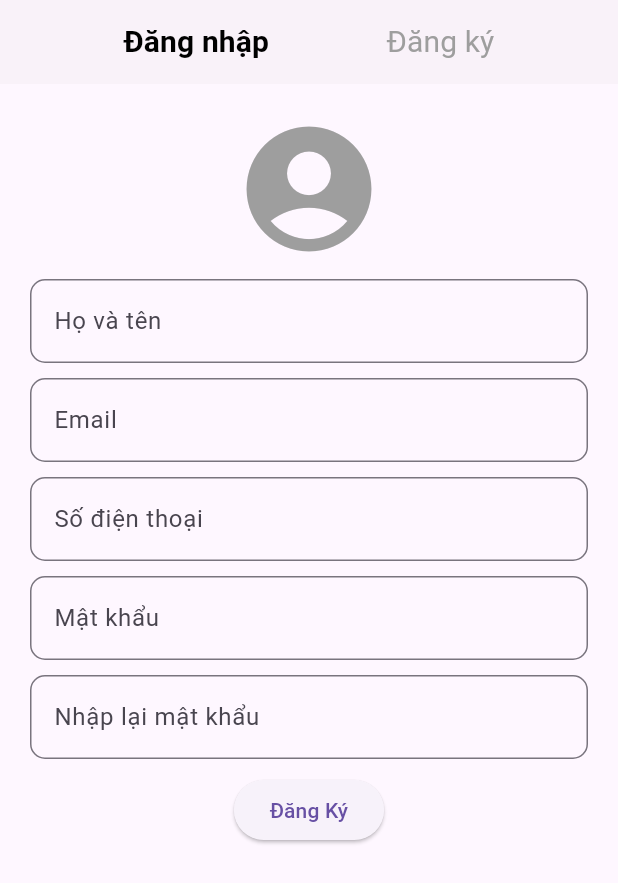
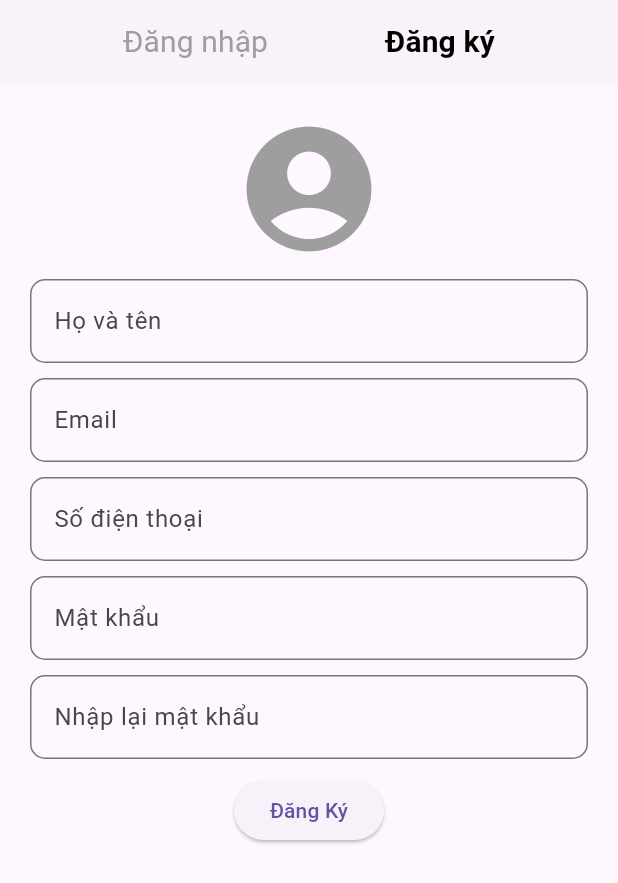
Before and after one commit to DangKhoa23123/dichvudatbannhahang, a Flutter app: the screen it shows after launch, after a tap on "Đăng ký", on a phone screen of 412 x 824 dp. Shown: the top 883 px of the screen. Run offline on Flutter 3.47's test engine with Material 3 defaults, Android fonts, the phone set to English and light mode, and no system bars; network calls fail.

Commit message:
edit file 12/5/2025

```diff
--- a/dichvudatbang/lib/Login and register/Login.dart
+++ b/dichvudatbang/lib/Login and register/Login.dart
@@ -1,6 +1,8 @@
 import 'dart:convert';
 import 'package:dichvudatbang/Pages/Mainscreen.dart';
 import 'package:dichvudatbang/ipconfig.dart';
+import 'package:dichvudatbang/ui/social_icon_ui.dart';
+import 'package:dichvudatbang/ui/text_field_ui.dart';
 import 'package:flutter/material.dart';
 import 'package:http/http.dart' as http;
 
@@ -17,7 +19,7 @@ class Login extends StatefulWidget {
 class _LoginState extends State<Login> {
   late TextEditingController _emailController;
   late TextEditingController _passwordController;
-  bool _isLoading = false; // Kiểm soát trạng thái loading
+  bool _isLoading = false;
 
   @override
   void initState() {
@@ -36,7 +38,9 @@ class _LoginState extends State<Login> {
   Future<void> _login() async {
     if (_emailController.text.isEmpty || _passwordController.text.isEmpty) {
       ScaffoldMessenger.of(context).showSnackBar(
-        const SnackBar(content: Text("Vui lòng nhập đầy đủ thông tin!"), backgroundColor: Colors.red),
+        const SnackBar(
+            content: Text("Vui lòng nhập đầy đủ thông tin!"),
+            backgroundColor: Colors.red),
       );
       return;
     }
@@ -45,7 +49,7 @@ class _LoginState extends State<Login> {
       _isLoading = true;
     });
 
-    final url = Uri.parse('${ApiConfig.baseUrl}/api/login');
+    final url = Uri.parse('${ApiConfig.baseUrl}/login');
     try {
       final response = await http.post(
         url,
@@ -61,25 +65,26 @@ class _LoginState extends State<Login> {
       final data = jsonDecode(response.body);
 
       if (response.statusCode == 200 && data['success'] == true) {
-        // Xử lý an toàn hơn với null check
-        // globals.globalUserName = data['user']?['username'] ?? _usernameController.text;
-
         if (!mounted) return;
 
         ScaffoldMessenger.of(context).showSnackBar(
-          const SnackBar(content: Text("Đăng nhập thành công!"), backgroundColor: Colors.green),
+          const SnackBar(
+              content: Text("Đăng nhập thành công!"),
+              backgroundColor: Colors.green),
         );
 
         Navigator.pushReplacement(
           context,
           PageRouteBuilder(
-          transitionDuration: const Duration(milliseconds: 200), // Thời gian animation
-          pageBuilder: (context, animation, secondaryAnimation) => const Mainscreen(),
-          transitionsBuilder: (context, animation, secondaryAnimation, child) {
+            transitionDuration: const Duration(milliseconds: 200),
+            pageBuilder: (context, animation, secondaryAnimation) =>
+                const Mainscreen(),
+            transitionsBuilder:
+                (context, animation, secondaryAnimation, child) {
               return SlideTransition(
                 position: Tween<Offset>(
-                begin: const Offset(0.0, 1.0), // Bắt đầu từ bên phải
-                end: Offset.zero, // Kết thúc ở vị trí bình thường
+                  begin: const Offset(0.0, 1.0),
+                  end: Offset.zero,
                 ).animate(animation),
                 child: child,
               );
@@ -88,13 +93,17 @@ class _LoginState extends State<Login> {
         );
       } else {
         ScaffoldMessenger.of(context).showSnackBar(
-          SnackBar(content: Text(data["message"] ?? "Đăng nhập thất bại!"), backgroundColor: Colors.red),
+          SnackBar(
+              content: Text(data["message"] ?? "Đăng nhập thất bại!"),
+              backgroundColor: Colors.red),
         );
       }
     } catch (e) {
       if (!mounted) return;
       ScaffoldMessenger.of(context).showSnackBar(
-        const SnackBar(content: Text("Lỗi kết nối đến server!"), backgroundColor: Colors.red),
+        const SnackBar(
+            content: Text("Lỗi kết nối đến server!"),
+            backgroundColor: Colors.red),
       );
     } finally {
       if (mounted) {
@@ -104,6 +113,8 @@ class _LoginState extends State<Login> {
       }
     }
   }
+
+  var mySB = SizedBox(height: 20);
 
   @override
   Widget build(BuildContext context) {
@@ -117,31 +128,20 @@ class _LoginState extends State<Login> {
               child: Icon(Icons.account_circle, size: 125, color: Colors.grey),
             ),
             const SizedBox(height: 20),
-            TextField(
+            TextFieldUi(
                 controller: _emailController,
-              decoration: InputDecoration(
-                labelText: 'Email',
-                border: OutlineInputBorder(
-                  borderRadius: BorderRadius.circular(10.0),
-                ),
-              ),
-            ),
+                obscureText: false,
+                labelText: 'Email'),
             const SizedBox(height: 20),
-            TextField(
+            TextFieldUi(
                 controller: _passwordController,
                 obscureText: true,
-              decoration: InputDecoration(
-                labelText: 'Mật khẩu',
-                border: OutlineInputBorder(
-                  borderRadius: BorderRadius.circular(10.0),
-                ),
-              ),
-            ),
+                labelText: 'Mật khẩu'),
             const SizedBox(height: 20),
             _isLoading
                 ? CircularProgressIndicator()
                 : ElevatedButton(
-                    onPressed: _login, // Gọi hàm đăng nhập
+                    onPressed: _login,
                     child: const Text('Đăng nhập'),
                   ),
             const SizedBox(height: 10),
@@ -154,20 +154,26 @@ class _LoginState extends State<Login> {
             Row(
               mainAxisAlignment: MainAxisAlignment.center,
               children: [
-                GestureDetector(
-                  onTap: () => print("Nhấn vào Google"),
-                  child: Image.asset('assets/Google.png', width: 40),
-                ),
+                SocialIconUi(
+                    onTap: () {
+                      Navigator.push(
+                        context,
+                        MaterialPageRoute(builder: (context) => Mainscreen()),
+                      );
+                    },
+                    iconPath: 'assets/Google.png'),
                 const SizedBox(width: 20),
-                GestureDetector(
-                  onTap: () => print("Nhấn vào Facebook"),
-                  child: Image.asset('assets/Facebook.png', width: 40),
-                ),
+                SocialIconUi(
+                    onTap: () {
+                      print("This is FaceBook");
+                    },
+                    iconPath: 'assets/Facebook.png'),
                 const SizedBox(width: 20),
-                GestureDetector(
-                  onTap: () => print("Nhấn vào Twitter"),
-                  child: Image.asset('assets/Twitter.png', width: 40),
-                ),
+                SocialIconUi(
+                    onTap: () {
+                      print("This is Twitter");
+                    },
+                    iconPath: 'assets/Twitter.png'),
               ],
             ),
           ],
--- a/dichvudatbang/lib/Login and register/Register.dart
+++ b/dichvudatbang/lib/Login and register/Register.dart
@@ -3,6 +3,7 @@ import 'package:dichvudatbang/Login%20and%20register/Login.dart';
 import 'package:dichvudatbang/Login%20and%20register/Subscreen.dart';
 import 'package:dichvudatbang/Pages/Mainscreen.dart';
 import 'package:dichvudatbang/ipconfig.dart';
+import 'package:dichvudatbang/ui/text_field_ui.dart';
 import 'package:flutter/material.dart';
 import 'package:http/http.dart' as http;
 
@@ -34,8 +35,7 @@ class _RegisterState extends State<Register> {
 
     try {
       final response = await http.post(
-        Uri.parse(
-            '${ApiConfig.baseUrl}/api/register'), // Đổi thành IP nếu test trên thiết bị thật
+        Uri.parse('${ApiConfig.baseUrl}/register'),
         headers: {"Content-Type": "application/json"},
         body: jsonEncode({
           "username": _usernameController.text,
@@ -49,7 +49,7 @@ class _RegisterState extends State<Register> {
 
       if (response.statusCode == 200 && responseData['success']) {
         _showSnackBar("Đăng ký thành công!", Colors.green);
-        Future.delayed(Duration(seconds: 1), () {
+        Future.delayed(Duration(microseconds: 500), () {
           Navigator.pushReplacement(
             context,
             PageRouteBuilder(
@@ -102,84 +102,35 @@ class _RegisterState extends State<Register> {
               child: Icon(Icons.account_circle, size: 100, color: Colors.grey),
             ),
             const SizedBox(height: 10),
-            TextField(
+            TextFieldUi(
                 controller: _usernameController,
-              decoration: InputDecoration(
-                labelText: 'Họ và tên',
-                border: OutlineInputBorder(
-                  borderRadius: BorderRadius.circular(10.0),
-                ),
-              ),
-            ),
+                obscureText: false,
+                labelText: 'Họ và tên'),
             const SizedBox(height: 10),
-            TextField(
+            TextFieldUi(
                 controller: _emailController,
-              decoration: InputDecoration(
-                labelText: 'Email',
-                border: OutlineInputBorder(
-                  borderRadius: BorderRadius.circular(10.0),
-                ),
-              ),
-            ),
+                obscureText: false,
+                labelText: 'Email'),
             const SizedBox(height: 10),
-            TextField(
+            TextFieldUi(
                 controller: _phoneController,
-              decoration: InputDecoration(
-                labelText: 'Số điện thoại',
-                border: OutlineInputBorder(
-                  borderRadius: BorderRadius.circular(10.0),
-                ),
-              ),
-            ),
+                obscureText: false,
+                labelText: 'Số điện thoại'),
             const SizedBox(height: 10),
-            TextField(
+            TextFieldUi(
                 controller: _passwordController,
                 obscureText: true,
-              decoration: InputDecoration(
-                labelText: 'Mật khẩu',
-                border: OutlineInputBorder(
-                  borderRadius: BorderRadius.circular(10.0),
-                ),
-              ),
-            ),
+                labelText: 'Mật khẩu'),
             const SizedBox(height: 10),
-            TextField(
+            TextFieldUi(
                 controller: _confirmPasswordController,
                 obscureText: true,
-              decoration: InputDecoration(
-                labelText: 'Nhập lại mật khẩu',
-                border: OutlineInputBorder(
-                  borderRadius: BorderRadius.circular(10.0),
-                ),
-              ),
-            ),
+                labelText: 'Nhập lại mật khẩu'),
             const SizedBox(height: 10),
             _isLoading
                 ? CircularProgressIndicator()
                 : ElevatedButton(
-                    // onPressed: () => Navigator.pushReplacement(
-                    //   context,
-                    //   PageRouteBuilder(
-                    //     transitionDuration: const Duration(
-                    //         milliseconds: 200), // Thời gian animation
-                    //     pageBuilder: (context, animation, secondaryAnimation) =>
-                    //         const Mainscreen(),
-                    //     transitionsBuilder:
-                    //         (context, animation, secondaryAnimation, child) {
-                    //       return SlideTransition(
-                    //         position: Tween<Offset>(
-                    //           begin: const Offset(
-                    //               -1.0, 0.0), // Bắt đầu từ bên phải
-                    //           end: Offset.zero, // Kết thúc ở vị trí bình thường
-                    //         ).animate(animation),
-                    //         child: child,
-                    //       );
-                    //     },
-                    //   ),
-                    // ),
-                    // child: const Text('Đăng Ký'),
-                    onPressed:
-                        _register, // Gọi hàm đăng ký thay vì chuyển trang ngay lập tức
+                    onPressed: _register,
                     child: _isLoading
                         ? CircularProgressIndicator()
                         : const Text('Đăng Ký'),
--- a/dichvudatbang/lib/Login and register/Subscreen.dart
+++ b/dichvudatbang/lib/Login and register/Subscreen.dart
@@ -49,8 +49,8 @@ class _SubscreenState extends State<Subscreen> {
                 'Đăng nhập',
                 style: TextStyle(
                   fontSize: 20,
-                  fontWeight: Tabchon == 1 ? FontWeight.bold : FontWeight.normal,
-                  color: Tabchon == 1 ? Colors.black : Colors.grey,
+                  fontWeight: Tabchon == 0 ? FontWeight.bold : FontWeight.normal,
+                  color: Tabchon == 0 ? Colors.black : Colors.grey,
                 ),
               ),
             ),
@@ -60,8 +60,8 @@ class _SubscreenState extends State<Subscreen> {
                 'Đăng ký',
                 style: TextStyle(
                   fontSize: 20,
-                  fontWeight: Tabchon == 0 ? FontWeight.bold : FontWeight.normal,
-                  color: Tabchon == 0 ? Colors.black : Colors.grey,
+                  fontWeight: Tabchon == 1 ? FontWeight.bold : FontWeight.normal,
+                  color: Tabchon == 1 ? Colors.black : Colors.grey,
                 ),
               ),
             ),
--- /dev/null
+++ b/dichvudatbang/lib/ui/social_icon_ui.dart
@@ -0,0 +1,25 @@
+import 'package:flutter/material.dart';
+
+class SocialIconUi extends StatelessWidget {
+
+  final VoidCallback onTap;
+  final String iconPath;
+
+   const SocialIconUi({
+    Key? key,
+    required this.onTap,
+    required this.iconPath,
+  }) : super(key: key);
+
+  @override
+  Widget build(BuildContext context) {
+    return
+    GestureDetector(
+      onTap: onTap,
+      child: Image.asset(
+        iconPath,
+        width: 40,
+      ),
+    );
+  }
+}
--- /dev/null
+++ b/dichvudatbang/lib/ui/text_field_ui.dart
@@ -0,0 +1,28 @@
+import 'package:flutter/material.dart';
+
+class TextFieldUi extends StatelessWidget {
+  final TextEditingController controller;
+  final bool obscureText;
+  final String labelText;
+
+  const TextFieldUi({
+    Key? key,
+    required this.controller,
+    required this.obscureText,
+    required this.labelText, // giá trị mặc định nếu không truyền
+  }) : super(key: key);
+
+  @override
+  Widget build(BuildContext context) {
+    return TextField(
+      controller: controller,
+      obscureText: obscureText,
+      decoration: InputDecoration(
+        labelText: labelText,
+        border: OutlineInputBorder(
+          borderRadius: BorderRadius.circular(10.0),
+        ),
+      ),
+    );
+  }
+}
```
Also changed, not shown: dichvudatbang/lib/main.dart (+0 -88 lines). Lines whose indentation alone changed are shown as unchanged.
